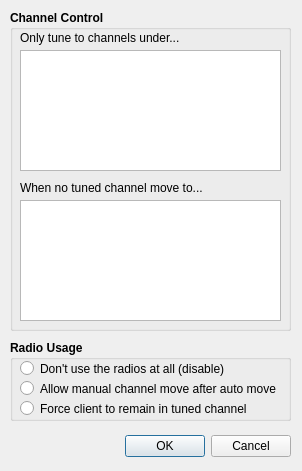
jarangmandi/BFSGSimCom, file BFSGSimCom/config.ui: the form before one commit.
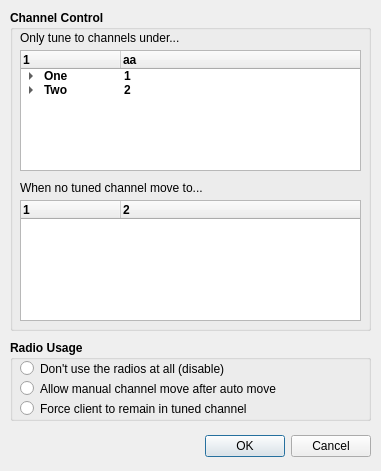
The form after the commit.

Commit message: Development of config dialog to get basic functionality of trees working. Not sure I like it yet...

```diff
--- a/BFSGSimCom/config.ui
+++ b/BFSGSimCom/config.ui
@@ -6,7 +6,7 @@
    <rect>
     <x>0</x>
     <y>0</y>
-    <width>302</width>
+    <width>381</width>
     <height>471</height>
    </rect>
   </property>
@@ -21,7 +21,7 @@
     <rect>
      <x>10</x>
      <y>430</y>
-     <width>281</width>
+     <width>361</width>
      <height>32</height>
     </rect>
    </property>
@@ -37,7 +37,7 @@
     <rect>
      <x>10</x>
      <y>10</y>
-     <width>281</width>
+     <width>361</width>
      <height>321</height>
     </rect>
    </property>
@@ -74,31 +74,95 @@
      <rect>
       <x>10</x>
       <y>40</y>
-      <width>261</width>
+      <width>341</width>
       <height>121</height>
      </rect>
     </property>
     <property name="allColumnsShowFocus">
      <bool>true</bool>
     </property>
+    <property name="headerHidden">
+     <bool>false</bool>
+    </property>
     <property name="columnCount">
-     <number>1</number>
+     <number>2</number>
     </property>
     <attribute name="headerVisible">
-     <bool>false</bool>
+     <bool>true</bool>
     </attribute>
     <column>
      <property name="text">
       <string notr="true">1</string>
      </property>
     </column>
+    <column>
+     <property name="text">
+      <string>aa</string>
+     </property>
+    </column>
+    <item>
+     <property name="text">
+      <string>One</string>
+     </property>
+     <property name="text">
+      <string>1</string>
+     </property>
+     <item>
+      <property name="text">
+       <string>OneOne</string>
+      </property>
+      <property name="text">
+       <string>11</string>
+      </property>
+     </item>
+     <item>
+      <property name="text">
+       <string>OneTwo</string>
+      </property>
+      <property name="text">
+       <string>12</string>
+      </property>
+     </item>
+     <item>
+      <property name="text">
+       <string>OneThree</string>
+      </property>
+      <property name="text">
+       <string>13</string>
+      </property>
+     </item>
+    </item>
+    <item>
+     <property name="text">
+      <string>Two</string>
+     </property>
+     <property name="text">
+      <string>2</string>
+     </property>
+     <item>
+      <property name="text">
+       <string>TwoOne</string>
+      </property>
+      <property name="text">
+       <string>21</string>
+      </property>
+     </item>
+     <item>
+      <property name="text">
+       <string>TwoTwo</string>
+      </property>
+      <property name="text">
+       <string>22</string>
+      </property>
+     </item>
+    </item>
    </widget>
    <widget class="QTreeWidget" name="treeUntunedChannel">
     <property name="geometry">
      <rect>
       <x>10</x>
       <y>190</y>
-      <width>261</width>
+      <width>341</width>
       <height>121</height>
      </rect>
     </property>
@@ -106,16 +170,21 @@
      <bool>true</bool>
     </property>
     <property name="columnCount">
-     <number>1</number>
+     <number>2</number>
     </property>
     <attribute name="headerVisible">
-     <bool>false</bool>
+     <bool>true</bool>
     </attribute>
     <column>
      <property name="text">
       <string notr="true">1</string>
      </property>
     </column>
+    <column>
+     <property name="text">
+      <string notr="true">2</string>
+     </property>
+    </column>
    </widget>
    <widget class="QLabel" name="label_2">
     <property name="geometry">
@@ -142,7 +211,7 @@
     <rect>
      <x>10</x>
      <y>340</y>
-     <width>281</width>
+     <width>361</width>
      <height>81</height>
     </rect>
    </property>
```
Left out of the diff: 31 changed lines with no effect on the pictures. The commit also changes 6 other files.
